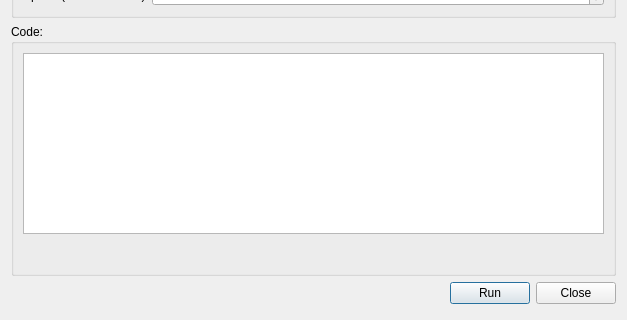
Before: the Qt Designer form move_dialog.ui in davidko/LinkbotPythonDemo, drawn with Qt 5; both pictures show x 0 to 627 and y 332 to 652 of the 627 by 652 pixel window.
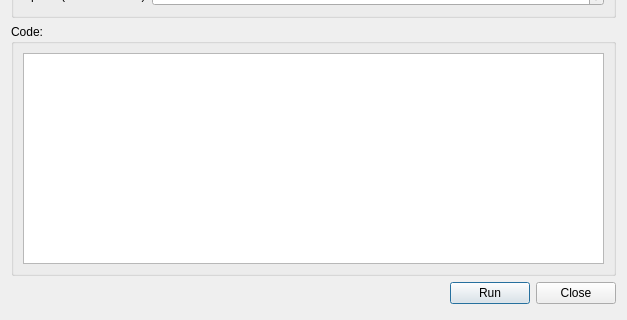
After: the same form once the commit is applied.

Commit message: Updated dialogs a little bit

Diff of the .ui file:
```diff
--- a/move_dialog.ui
+++ b/move_dialog.ui
@@ -167,19 +167,6 @@
       <item>
        <widget class="QTextEdit" name="textEdit"/>
       </item>
-      <item>
-       <spacer name="verticalSpacer">
-        <property name="orientation">
-         <enum>Qt::Vertical</enum>
-        </property>
-        <property name="sizeHint" stdset="0">
-         <size>
-          <width>20</width>
-          <height>40</height>
-         </size>
-        </property>
-       </spacer>
-      </item>
      </layout>
     </widget>
    </item>
```
The commit also changes 3 other files.
